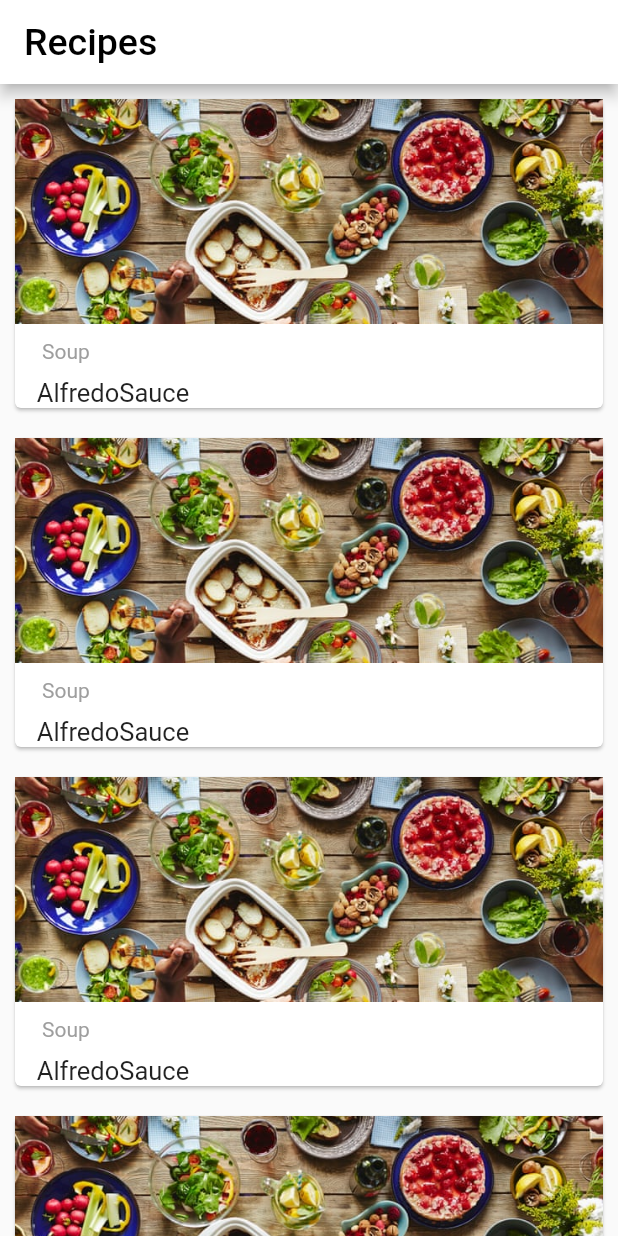
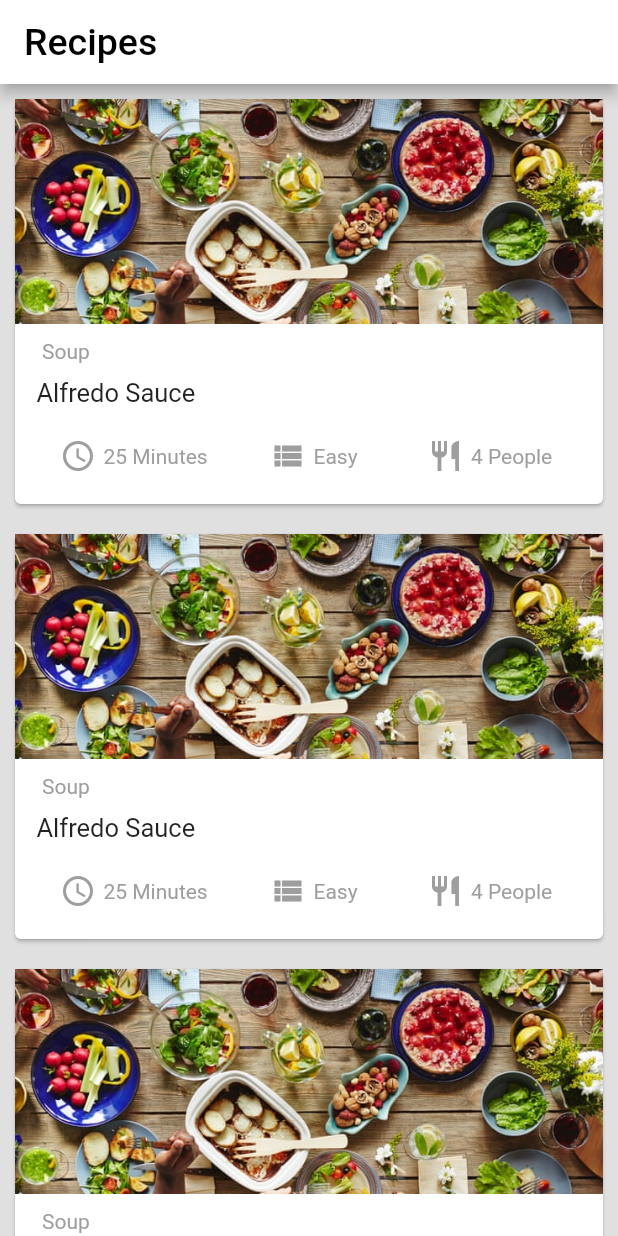
Before and after one commit to sahebsingh416/flutter-my-recipes-01000101, a Flutter app: the screen it shows after launch, on a phone screen of 412 x 824 dp. Run offline on Flutter 3.47's test engine with Material 2 defaults, Android fonts, the phone set to English and light mode, and no system bars.

Commit message:
RecipeList Screen Added

```diff
--- a/lib/recipe.dart
+++ b/lib/recipe.dart
@@ -13,6 +13,7 @@ class _RecipeState extends State<Recipe> {
     return MaterialApp(
       debugShowCheckedModeBanner: false,
       home: Scaffold(
+        backgroundColor: Colors.black12,
         appBar: AppBar(
           title: Text(
             "Recipes",
@@ -27,7 +28,7 @@ class _RecipeState extends State<Recipe> {
           child: ListView.builder(
             shrinkWrap: true,
             scrollDirection: Axis.vertical,
-            itemCount: 5,
+            itemCount: 6,
             itemBuilder: (BuildContext context, int index) {
               return Card(
                   margin: EdgeInsets.all(10),
@@ -44,12 +45,95 @@ class _RecipeState extends State<Recipe> {
                       Container(
                         alignment: Alignment(-0.9, 0.0),
                         margin: EdgeInsets.only(top: 10),
-                        child: Text("Soup",textAlign: TextAlign.left,style: TextStyle(color: Colors.grey),),
+                        child: Text(
+                          "Soup",
+                          textAlign: TextAlign.left,
+                          style: TextStyle(color: Colors.grey),
+                        ),
                       ),
                       Container(
                         alignment: Alignment(-0.9, 0.0),
                         margin: EdgeInsets.only(top: 10),
-                        child: Text("AlfredoSauce",textAlign: TextAlign.left,style: TextStyle(fontSize: 17),),
+                        child: Text(
+                          "Alfredo Sauce",
+                          textAlign: TextAlign.left,
+                          style: TextStyle(fontSize: 17),
+                        ),
+                      ),
+                      Container(
+                        margin: EdgeInsets.only(top: 20, bottom: 20),
+                        child: Row(
+                          children: <Widget>[
+                            Row(children: <Widget>[
+                              Padding(
+                                padding: EdgeInsets.only(left: 30),
+                              ),
+                              Container(
+                                  width: 100,
+                                  child: Row(
+                                    children: <Widget>[
+                                      Icon(Icons.access_time,color: Colors.grey,),
+                                      Padding(
+                                        padding: EdgeInsets.only(left: 5),
+                                      ),
+                                      Text(
+                                        "25 Minutes",
+                                        textAlign: TextAlign.left,
+                                        style: TextStyle(
+                                          fontSize: 14,
+                                          color: Colors.grey,
+                                        ),
+                                      ),
+                                    ],
+                                  ))
+                            ]),
+                            Row(children: <Widget>[
+                              Padding(
+                                padding: EdgeInsets.only(left: 15, right: 25),
+                              ),
+                              Container(
+                                  width: 80,
+                                  child: Row(
+                                    children: <Widget>[
+                                      Icon(Icons.view_list,color: Colors.grey,),
+                                      Padding(
+                                        padding: EdgeInsets.only(left: 5),
+                                      ),
+                                      Text(
+                                        "Easy",
+                                        textAlign: TextAlign.left,
+                                        style: TextStyle(
+                                          fontSize: 14,
+                                          color: Colors.grey,
+                                        ),
+                                      ),
+                                    ],
+                                  ))
+                            ]),
+                            Row(children: <Widget>[
+                              Padding(
+                                padding: EdgeInsets.only(left: 25),
+                              ),
+                              Container(
+                                  child: Row(
+                                children: <Widget>[
+                                  Icon(Icons.restaurant,color: Colors.grey,),
+                                  Padding(
+                                    padding: EdgeInsets.only(left: 5),
+                                  ),
+                                  Text(
+                                    "4 People",
+                                    textAlign: TextAlign.left,
+                                    style: TextStyle(
+                                      fontSize: 14,
+                                      color: Colors.grey,
+                                    ),
+                                  ),
+                                ],
+                              ))
+                            ]),
+                          ],
+                        ),
                       ),
                     ],
                   ));
--- a/pubspec.yaml
+++ b/pubspec.yaml
@@ -44,6 +44,7 @@ flutter:
   assets:
    - images/food.jpg
 
+
   # An image asset can refer to one or more resolution-specific "variants", see
   # https://flutter.dev/assets-and-images/#resolution-aware.
 
```
Also changed, not shown: 34 other files.
